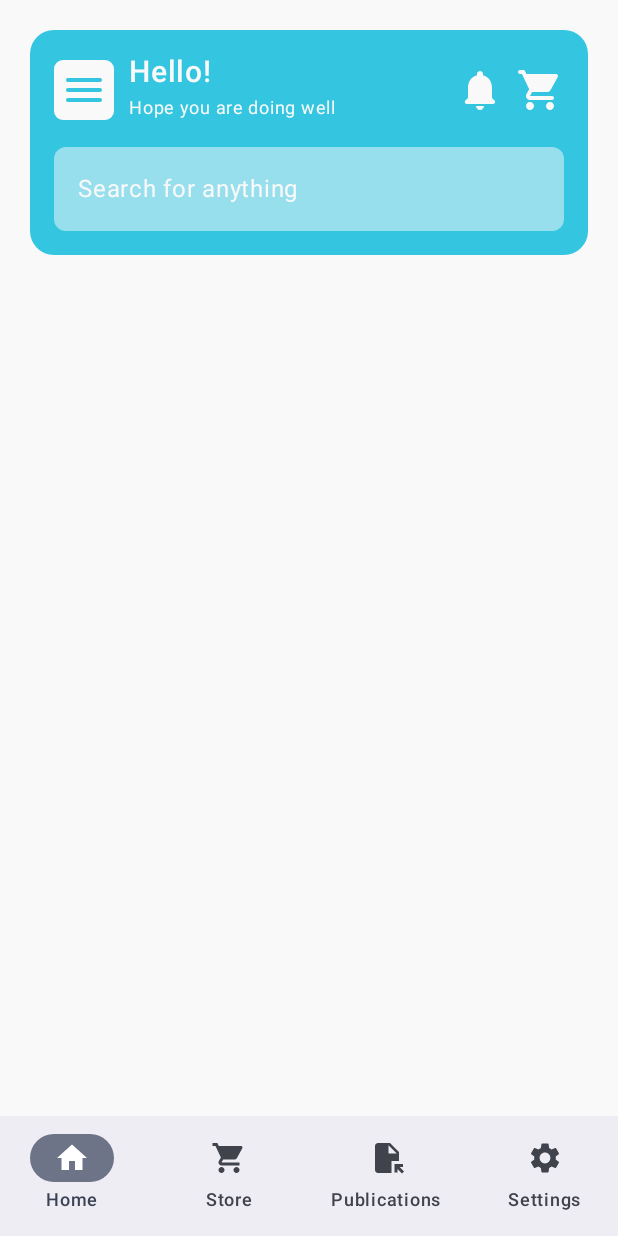
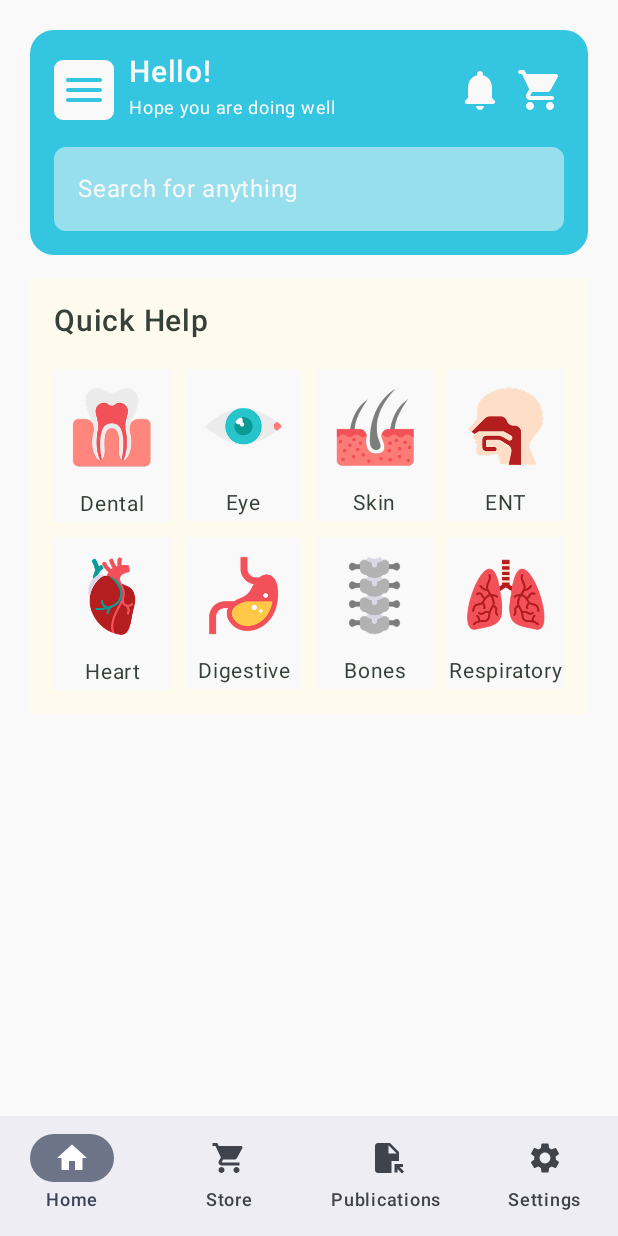
Before and after one commit to GRACENOBLE/afya, an Android app built with Jetpack Compose: the screen it shows after launch (MainActivity), on a phone screen of 412 x 824 dp. Run offline under Robolectric (Android 15) with nearby library versions, the phone set to English and light mode, and no system bars.

Commit message:
feat: Implement Quick Help section in Home screen
This commit introduces a "Quick Help" section to the Home screen, allowing users to navigate to different categories. It also includes new color definitions and drawable assets for the navigation items.

Key changes:
- Modified `HomeScreen.kt`:
    - Updated the main layout to a `Column` with spacing.
    - Added the `QuickHelp` composable.
- Created `QuickHelp.kt`:
    - Defines a `NavItem` data class for navigation items (title, icon, route).
    - Includes a predefined list of `navItems` (Dental, Eye, Skin, ENT, Heart, Digestive, Bones, Respiratory).
    - Implemented the `QuickHelp` composable which displays a title and a `LazyVerticalGrid` of `NavItem`s.
    - Each item in the grid is clickable and triggers navigation via the `onNavItemClick` callback.
    - Items are styled with a background color and display an icon and title.
- Updated `Header.kt`:
    - Removed the outer `Box` and adjusted padding.
    - Updated `SearchBar` `TextFieldColors` to use `AfyaWhite.copy(alpha = 0.5f)` for focused and unfocused container colors, and set `cursorColor`, `focusedTextColor`, and `unfocusedTextColor` to `AfyaWhite`.
- Updated `Color.kt`:
    - Added new color definitions: `AfyaCream` and `AfyaDark`.
- Added new drawable resources for `QuickHelp` icons:
    - `dermis.png`
    - `eye.png`
    - `heart.png`
    - `lungs.png`
    - `pharynx.png`
    - `spine.png`
    - `stomach.png`
    - `tooth.png`

```diff
--- a/app/src/main/java/com/example/afya/ui/home/Header.kt
+++ b/app/src/main/java/com/example/afya/ui/home/Header.kt
@@ -29,7 +29,6 @@ import androidx.compose.ui.Alignment
 import androidx.compose.ui.Modifier
 import androidx.compose.ui.draw.clip
 import androidx.compose.ui.graphics.Color
-import androidx.compose.ui.text.Placeholder
 import androidx.compose.ui.text.font.FontWeight
 import androidx.compose.ui.tooling.preview.Preview
 import androidx.compose.ui.unit.dp
@@ -39,12 +38,6 @@ import com.example.afya.ui.theme.AfyaWhite
 
 @Composable
 fun Header() {
-    Box(
-        modifier = Modifier
-            .fillMaxSize()
-            .background(color = AfyaWhite)
-            .padding(20.dp),
-    ) {
     Row(
         modifier = Modifier
             .fillMaxWidth()
@@ -100,12 +93,12 @@ fun Header() {
                 }
             }
             Spacer(modifier = Modifier.height(14.dp))
-                Box() {
+            Box {
                 SearchBar()
             }
         }
     }
-    }
+
 }
 
 @Composable
@@ -119,7 +112,10 @@ fun SearchBar() {
             focusedBorderColor = Color.Transparent,
             unfocusedBorderColor = Color.Transparent,
             unfocusedContainerColor = AfyaWhite.copy(alpha = 0.5f),
-            focusedContainerColor = AfyaWhite
+            focusedContainerColor = AfyaWhite.copy(alpha = 0.5f),
+            cursorColor = AfyaWhite,
+            focusedTextColor = AfyaWhite,
+            unfocusedTextColor = AfyaWhite
         ),
         modifier = Modifier
             .fillMaxWidth()
--- a/app/src/main/java/com/example/afya/ui/home/HomeScreen.kt
+++ b/app/src/main/java/com/example/afya/ui/home/HomeScreen.kt
@@ -1,47 +1,35 @@
 package com.example.afya.ui.home
 
 import androidx.compose.foundation.background
+import androidx.compose.foundation.layout.Arrangement
 import androidx.compose.foundation.layout.Box
 import androidx.compose.foundation.layout.Column
-import androidx.compose.foundation.layout.Row
-import androidx.compose.foundation.layout.Spacer
 import androidx.compose.foundation.layout.fillMaxSize
-import androidx.compose.foundation.layout.fillMaxWidth
-import androidx.compose.foundation.layout.fitInside
-import androidx.compose.foundation.layout.height
 import androidx.compose.foundation.layout.padding
-import androidx.compose.foundation.layout.size
-import androidx.compose.foundation.layout.width
-import androidx.compose.foundation.shape.RoundedCornerShape
-import androidx.compose.material.icons.Icons
-import androidx.compose.material.icons.rounded.Menu
-import androidx.compose.material.icons.rounded.Notifications
-import androidx.compose.material.icons.rounded.ShoppingCart
 import androidx.compose.material3.ExperimentalMaterial3Api
-import androidx.compose.material3.Text
 import androidx.compose.runtime.Composable
 import androidx.compose.ui.Modifier
-import androidx.compose.ui.draw.clip
-import androidx.compose.ui.graphics.vector.ImageVector
 import androidx.compose.ui.tooling.preview.Preview
 import androidx.compose.ui.unit.dp
 import androidx.navigation.NavHostController
 import androidx.navigation.compose.rememberNavController
-import com.example.afya.ui.theme.AfyaBlue
 import com.example.afya.ui.theme.AfyaWhite
-import androidx.compose.material3.Icon
-import androidx.compose.material3.TextField
-import androidx.compose.runtime.mutableStateOf
-import androidx.compose.runtime.remember
-import androidx.compose.ui.Alignment
-import androidx.compose.ui.text.font.FontWeight
-import androidx.compose.ui.unit.sp
-import androidx.compose.material3.TextField
 
 @OptIn(ExperimentalMaterial3Api::class)
 @Composable
 fun HomeScreen(navController: NavHostController) {
-   Header()
+    Column (
+        modifier = Modifier
+            .fillMaxSize()
+            .background(color = AfyaWhite)
+            .padding(20.dp),
+        verticalArrangement = Arrangement.spacedBy(16.dp)
+    ) {
+        Header()
+        QuickHelp(
+            onNavItemClick = { route -> navController.navigate(route) }
+        )
+    }
 }
 
 @Preview
--- a/app/src/main/java/com/example/afya/ui/home/QuickHelp.kt
+++ b/app/src/main/java/com/example/afya/ui/home/QuickHelp.kt
@@ -1 +1,135 @@
 package com.example.afya.ui.home
+
+import androidx.annotation.DrawableRes
+import androidx.compose.foundation.Image
+import androidx.compose.foundation.background
+import androidx.compose.foundation.border
+import androidx.compose.foundation.clickable
+import androidx.compose.foundation.layout.Arrangement
+import androidx.compose.foundation.layout.Column
+import androidx.compose.foundation.layout.PaddingValues
+import androidx.compose.foundation.layout.Spacer
+import androidx.compose.foundation.layout.fillMaxWidth
+import androidx.compose.foundation.layout.padding
+import androidx.compose.foundation.lazy.grid.GridCells
+import androidx.compose.foundation.lazy.grid.LazyVerticalGrid
+import androidx.compose.foundation.lazy.grid.items
+import androidx.compose.material3.Text
+import androidx.compose.runtime.Composable
+import androidx.compose.ui.Alignment
+import androidx.compose.ui.Modifier
+import androidx.compose.ui.res.painterResource
+import androidx.compose.ui.text.font.FontWeight
+import androidx.compose.ui.tooling.preview.Preview
+import androidx.compose.ui.unit.dp
+import androidx.compose.ui.unit.sp
+import com.example.afya.ui.theme.AfyaCream
+import com.example.afya.ui.theme.AfyaDark
+import com.example.afya.R
+import com.example.afya.ui.theme.AfyaWhite
+
+data class NavItem(
+    val title: String,
+    @DrawableRes val iconResId: Int,
+    val route: String
+)
+
+val navItems = listOf(
+    NavItem(
+        title = "Dental",
+        iconResId = R.drawable.tooth,
+        route = "home"
+    ),
+    NavItem(
+        title = "Eye",
+        iconResId = R.drawable.eye,
+        route = "publications"
+    ),
+    NavItem(
+        title = "Skin",
+        iconResId = R.drawable.dermis,
+        route = "settings_screen"
+    ),
+    NavItem(
+        title = "ENT",
+        iconResId = R.drawable.pharynx,
+        route = "settings_screen"
+    ),
+    NavItem(
+        title = "Heart",
+        iconResId = R.drawable.heart,
+        route = "settings_screen"
+    ),
+    NavItem(
+        title = "Digestive",
+        iconResId = R.drawable.stomach,
+        route = "settings_screen"
+    ),
+    NavItem(
+        title = "Bones",
+        iconResId = R.drawable.spine,
+        route = "settings_screen"
+    ),
+    NavItem(
+        title = "Respiratory",
+        iconResId = R.drawable.lungs,
+        route = "settings_screen"
+    )
+)
+
+@Composable
+fun QuickHelp(onNavItemClick: (String) -> Unit) {
+    Column(
+        modifier = Modifier
+            .fillMaxWidth()
+            .background(color = AfyaCream)
+            .padding(16.dp),
+
+    ) {
+        Text(
+            "Quick Help",
+            color = AfyaDark,
+            fontSize = 20.sp,
+            fontWeight = FontWeight.SemiBold
+        )
+        Spacer(modifier = Modifier.padding(10.dp))
+        LazyVerticalGrid(
+            columns = GridCells.Fixed(4),
+//            modifier = Modifier.border(1.dp, AfyaDark),
+            horizontalArrangement = Arrangement.spacedBy(10.dp),
+            // Sets the space between each item vertically
+            verticalArrangement = Arrangement.spacedBy(10.dp),
+        ) {
+            items(navItems) { navItem ->
+                Column (
+                    horizontalAlignment = Alignment.CenterHorizontally,
+                    modifier = Modifier.background(
+                        color = AfyaWhite,
+                    ).clickable(
+                        onClick = { onNavItemClick(navItem.route) },
+                    )
+                ) {
+                    Image(
+                        painter = painterResource(id = navItem.iconResId),
+                        contentDescription = null,
+                        modifier = Modifier.padding(8.dp)
+                    )
+                    Text(
+                        text = navItem.title,
+                        color = AfyaDark,
+                        fontSize = 14.sp,
+                        fontWeight = FontWeight.Normal
+                    )
+                }
+            }
+        }
+    }
+}
+
+@Preview
+@Composable
+fun QuickHelpPreview() {
+    QuickHelp(
+        onNavItemClick = TODO()
+    )
+}
--- a/app/src/main/java/com/example/afya/ui/theme/Color.kt
+++ b/app/src/main/java/com/example/afya/ui/theme/Color.kt
@@ -12,3 +12,5 @@ val Pink40 = Color(0xFF7D5260)
 
 val AfyaBlue = Color(0xFF34C6E0)
 val AfyaWhite = Color(0xFFF9F9F9)
+val AfyaCream = Color(0xFFFFFAEE)
+val AfyaDark = Color(0xFF354039)
```
Also changed, not shown: app/src/main/res/drawable/dermis.png (added), app/src/main/res/drawable/eye.png (added), app/src/main/res/drawable/heart.png (added), app/src/main/res/drawable/lungs.png (added), app/src/main/res/drawable/pharynx.png (added), app/src/main/res/drawable/spine.png (added), app/src/main/res/drawable/stomach.png (added), app/src/main/res/drawable/tooth.png (added). Lines whose indentation alone changed are shown as unchanged.
